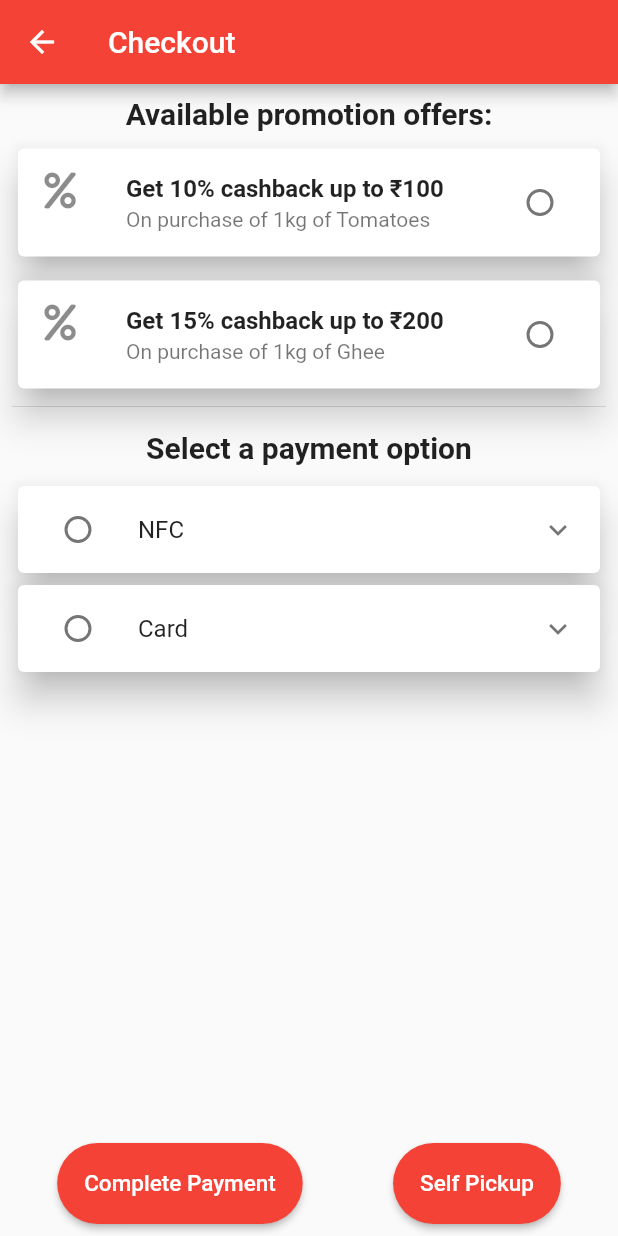
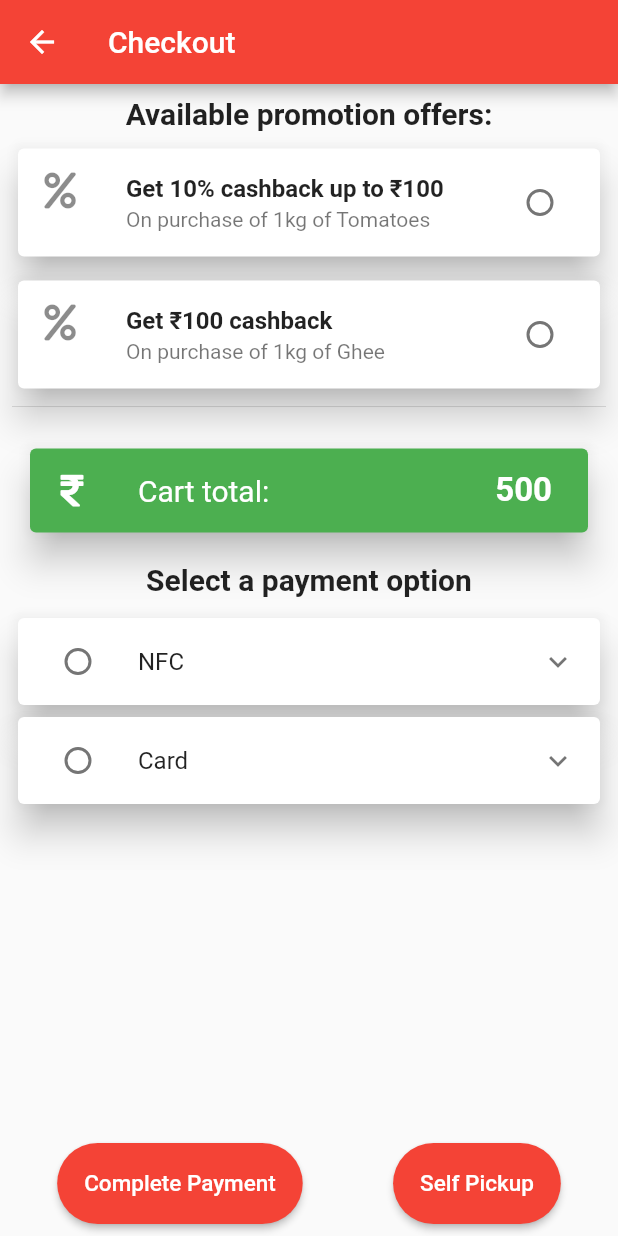
Before and after one commit to vishal-patel17/hackathon_ncr, a Flutter app: the Checkout screen opened directly, on a phone screen of 412 x 824 dp. Run offline on Flutter 3.47's test engine with Material 2 defaults, Android fonts, the phone set to English and light mode, and no system bars; our stand-ins replace cached_network_image, carousel_slider, circular_check_box, cloud_firestore, datetime_picker_formfield, firebase_messaging and 11 more; missing offline and left inert: firebase_ml_vision, flutter_auth_buttons, flutter_google_places, flutter_nfc_reader, google_maps_webservice, unicorndial; accounts and stored records are empty.

Commit message:
Cart totals added

```diff
--- a/lib/receipes.dart
+++ b/lib/receipes.dart
@@ -365,7 +365,7 @@ class _MethodsState extends State<Methods> {
                   child: Icon(
                     FontAwesomeIcons.solidHeart,
                     size: 30.0,
-                    color: Colors.green,
+                    color: Colors.red,
                   ),
                 ),
               ],
--- a/lib/shoppingList.dart
+++ b/lib/shoppingList.dart
@@ -817,6 +817,8 @@ class _CheckoutState extends State<Checkout> {
   bool _nfc = false;
   bool _card = false;
 
+  int _cartTotal = 500;
+
   @override
   Widget build(BuildContext context) {
     return Scaffold(
@@ -896,6 +898,10 @@ class _CheckoutState extends State<Checkout> {
                       onChanged: (bool x) {
                         setState(() {
                           this._promo1 = x;
+                          this._cartTotal = 500;
+                          if (x) {
+                            this._cartTotal = 450;
+                          }
                         });
                       }),
                 ),
@@ -906,7 +912,7 @@ class _CheckoutState extends State<Checkout> {
                 child: ListTile(
                   leading: Icon(FontAwesomeIcons.percent),
                   title: Text(
-                    'Get 15% cashback up to ₹200',
+                    'Get ₹100 cashback',
                     style: TextStyle(fontWeight: FontWeight.bold),
                   ),
                   subtitle: Text('On purchase of 1kg of Ghee'),
@@ -917,11 +923,46 @@ class _CheckoutState extends State<Checkout> {
                       onChanged: (bool x) {
                         setState(() {
                           this._promo2 = x;
+                          this._cartTotal = 500;
+                          if (x) {
+                            this._cartTotal = 400;
+                          }
                         });
                       }),
                 ),
               ),
               Divider(),
+              SizedBox(height: 8.0),
+              Padding(
+                padding: const EdgeInsets.all(8.0),
+                child: Card(
+                  color: Colors.green,
+                  elevation: 10.0,
+                  child: ListTile(
+                    title: Text(
+                      'Cart total:',
+                      style: TextStyle(
+                        color: Colors.white,
+                        fontSize: 20.0,
+                      ),
+                    ),
+                    leading: Icon(
+                      FontAwesomeIcons.rupeeSign,
+                      color: Colors.white,
+                    ),
+                    trailing: Padding(
+                      padding: const EdgeInsets.all(8.0),
+                      child: Text(
+                        _cartTotal.toString(),
+                        style: TextStyle(
+                            fontSize: 22.0,
+                            fontWeight: FontWeight.bold,
+                            color: Colors.white),
+                      ),
+                    ),
+                  ),
+                ),
+              ),
               SizedBox(height: 8.0),
               Center(
                 child: Text(
```
